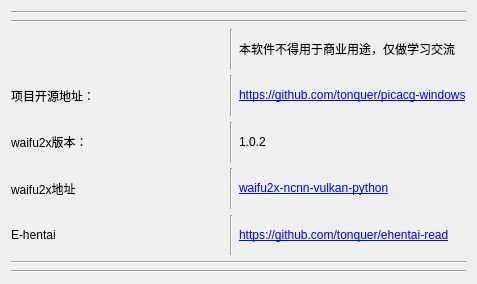
The window that ui/about.ui (tonquer/picacg-qt) describes before a commit, drawn with Qt 5.
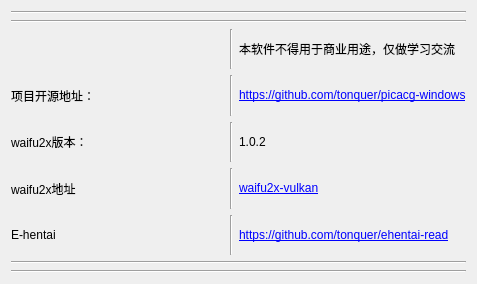
The same window after the commit.

```diff
--- a/ui/about.ui
+++ b/ui/about.ui
@@ -54,7 +54,7 @@
      <item row="4" column="4">
       <widget class="QLabel" name="label_8">
        <property name="text">
-        <string>&lt;a href=&quot;https://github.com/tonquer/waifu2x-ncnn-vulkan-python&quot;&gt; waifu2x-ncnn-vulkan-python&lt;/a&gt;</string>
+        <string>&lt;a href=&quot;https://github.com/tonquer/waifu2x-vulkan&quot;&gt; waifu2x-vulkan&lt;/a&gt;</string>
        </property>
       </widget>
      </item>
```
